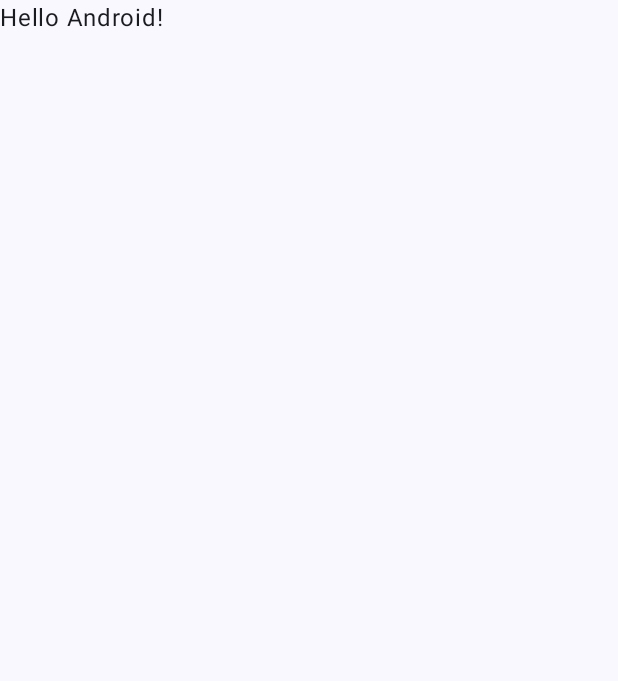
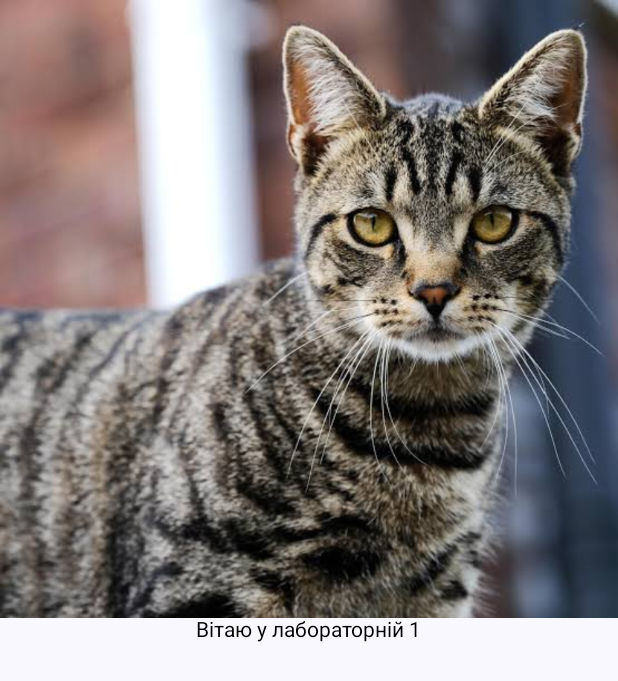
Before and after one commit to WasjaZeikan/mobil-programming, an Android app built with Jetpack Compose: the screen it shows after launch (MainActivity), on a phone screen of 412 x 824 dp. Before the commit the part shown is almost empty. Shown: the top 681 px of the screen. Run offline under Robolectric (Android 15) with nearby library versions, the phone set to English and light mode, and no system bars.

Commit message:
Laboratory 1

```diff
--- a/app/src/main/java/com/example/mobil_programming/MainActivity.kt
+++ b/app/src/main/java/com/example/mobil_programming/MainActivity.kt
@@ -1,15 +1,28 @@
 package com.example.mobil_programming
 
+import android.content.Intent
 import android.os.Bundle
 import androidx.activity.ComponentActivity
 import androidx.activity.compose.setContent
 import androidx.activity.enableEdgeToEdge
+import androidx.compose.foundation.Image
+import androidx.compose.foundation.clickable
+import androidx.compose.foundation.layout.Arrangement
+import androidx.compose.foundation.layout.Column
 import androidx.compose.foundation.layout.fillMaxSize
 import androidx.compose.foundation.layout.padding
+import androidx.compose.foundation.text.ClickableText
 import androidx.compose.material3.Scaffold
 import androidx.compose.material3.Text
 import androidx.compose.runtime.Composable
+import androidx.compose.runtime.getValue
+import androidx.compose.runtime.mutableStateOf
+import androidx.compose.runtime.setValue
+import androidx.compose.ui.Alignment
 import androidx.compose.ui.Modifier
+import androidx.compose.ui.platform.LocalContext
+import androidx.compose.ui.res.painterResource
+import androidx.compose.ui.text.AnnotatedString
 import androidx.compose.ui.tooling.preview.Preview
 import com.example.mobil_programming.ui.theme.MobilprogrammingTheme
 
@@ -21,27 +34,42 @@ class MainActivity : ComponentActivity() {
             MobilprogrammingTheme {
                 Scaffold(modifier = Modifier.fillMaxSize()) { innerPadding ->
                     Greeting(
-                        name = "Android",
                         modifier = Modifier.padding(innerPadding)
                     )
                 }
             }
         }
     }
+    val label = mutableStateOf("Вітаю у лабораторній 1")
+    @Composable
+    fun Greeting(modifier: Modifier = Modifier) {
+        var painter = painterResource(R.drawable.images)
+        var text by label
+        var context = LocalContext.current
+        Column (verticalArrangement = Arrangement.Center,
+                horizontalAlignment = Alignment.CenterHorizontally) {
+            Image(painter = painter, contentDescription = "Кіт",
+                modifier = Modifier.clickable { label.value = "Кіт"})
+            ClickableText(text = AnnotatedString(text),
+                onClick = {
+                    if (text == "Кіт") {
+                        var intent = Intent(context, MainActivity2().javaClass)
+                        context.startActivity(intent)
+                    } else {
+                        label.value = "Спочатку натисніть на картинку а потім на цей текст"
                     }
-
-@Composable
-fun Greeting(name: String, modifier: Modifier = Modifier) {
-    Text(
-        text = "Hello $name!",
-        modifier = modifier
-    )
+                })
+        }
     }
 
     @Preview(showBackground = true)
     @Composable
     fun GreetingPreview() {
         MobilprogrammingTheme {
-        Greeting("Android")
+            Column {
+                Text(text = "Cat")
+                Greeting()
             }
         }
+    }
+}
--- a/app/src/main/res/values/strings.xml
+++ b/app/src/main/res/values/strings.xml
@@ -1,3 +1,4 @@
 <resources>
     <string name="app_name">mobil-programming</string>
+    <string name="title_activity_main2">MainActivity2</string>
 </resources>
```
Also changed, not shown: app/src/main/AndroidManifest.xml (+6 -1 lines), app/src/main/java/com/example/mobil_programming/MainActivity2.kt (added, +47 -0 lines), app/src/main/res/drawable/images.jpeg (added). Lines whose indentation alone changed are shown as unchanged.
